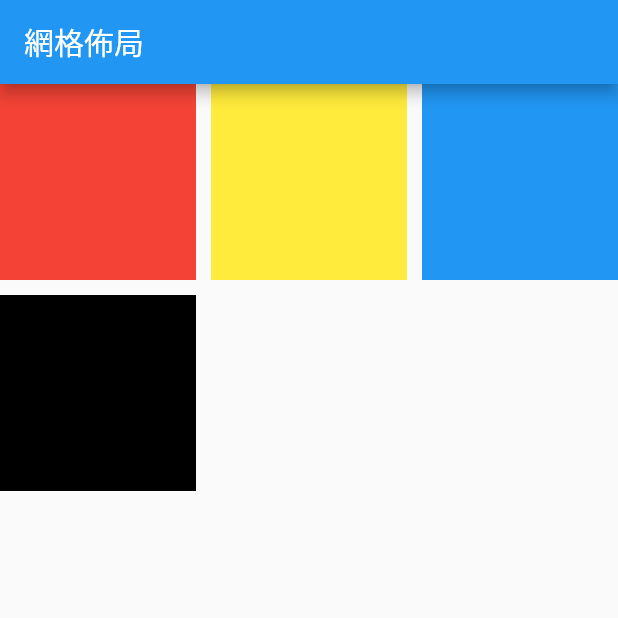
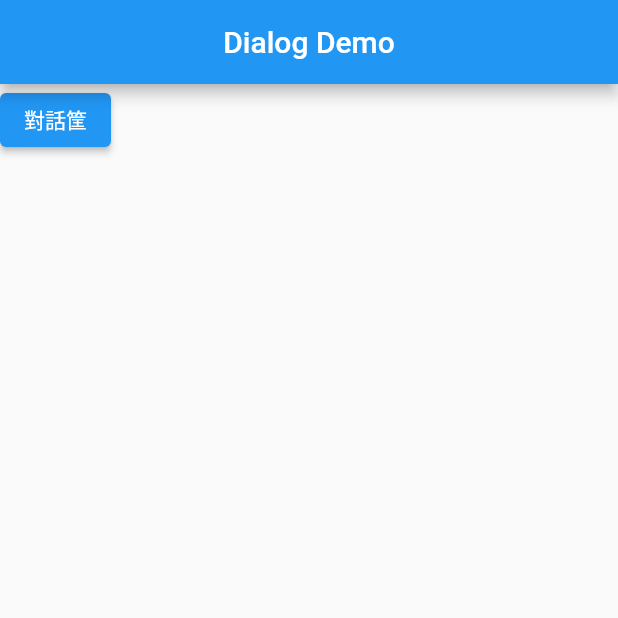
Before and after one commit to martin25tung/flutter_basic, a Flutter app: the screen it shows after launch, on a phone screen of 412 x 824 dp, the top half of it. Run offline on Flutter 3.47's test engine with Material 2 defaults, Android fonts, the phone set to English and light mode, and no system bars.

Commit message:
談框AlertDialog

```diff
--- a/lib/main.dart
+++ b/lib/main.dart
@@ -1,4 +1,5 @@
 import 'package:flutter/material.dart';
+import 'package:flutter_basic/widgets/alert_dialog_demo.dart';
 import 'package:flutter_basic/widgets/bottom_navigator.dart';
 import 'package:flutter_basic/widgets/demo_01.dart';
 import 'package:flutter_basic/widgets/demo_04.dart';
@@ -31,8 +32,9 @@ class MyApp extends StatelessWidget {
         "navigator": (context) => BottomNavigatorBarDemo(),
         "listview": (context) => ListviewDemo(),
         "grid": (context) => GridViewDemo(),
+        "alert": (context) => AlertDialogDemoState(),
       },
-      initialRoute: "grid",
+      initialRoute: "alert",
       onGenerateRoute: (s) {
         // 可以在這裡做未登入檢查
         switch (s.name) {
--- /dev/null
+++ b/lib/widgets/alert_dialog_demo.dart
@@ -0,0 +1,51 @@
+import 'package:flutter/cupertino.dart';
+import 'package:flutter/material.dart';
+
+class AlertDialogDemoState extends StatefulWidget {
+  const AlertDialogDemoState({Key? key}) : super(key: key);
+
+  @override
+  State<AlertDialogDemoState> createState() => _AlertDialogDemoStateState();
+}
+
+class _AlertDialogDemoStateState extends State<AlertDialogDemoState> {
+  @override
+  Widget build(BuildContext context) {
+    return Scaffold(
+      appBar: AppBar(
+        title: Text("Dialog Demo"),
+        centerTitle: true,
+      ),
+      body: Column(
+        children: [ElevatedButton(onPressed: _showAlert, child: Text("對話筐"))],
+      ),
+    );
+  }
+
+  void _showAlert() async {
+    var result = await showDialog(
+        context: context,
+        builder: (BuildContext context) {
+          return AlertDialog(
+            // CupertinoAlertDialog ios樣式
+            title: Text("標題"),
+            content: Text("確認刪除嗎？"),
+            actions: [
+              TextButton(
+                onPressed: () {
+                  Navigator.of(context).pop(false);
+                },
+                child: Text("取消"),
+              ),
+              TextButton(
+                onPressed: () {
+                  Navigator.pop(context, true);
+                },
+                child: Text("確認"),
+              ),
+            ],
+          );
+        });
+    print(result);
+  }
+}
```
